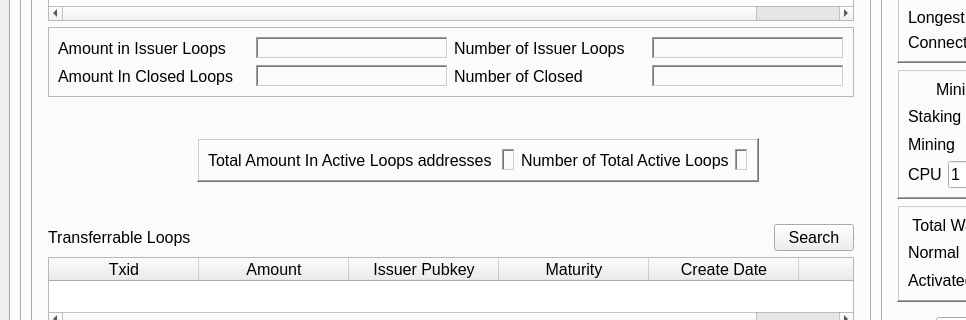
marmarachain/marmara-connector, file src/main/python/qtguidesign.ui: the form before one commit; both pictures show x 0 to 966 and y 267 to 587 of the 1107 by 767 pixel window.
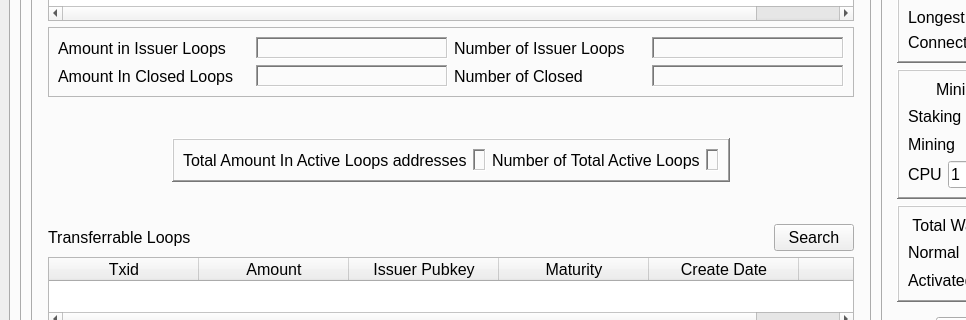
The form after the commit. The open tabs and pages were chosen to show the change. Icons and pictures are not drawn.

Patch:
```diff
--- a/src/main/python/qtguidesign.ui
+++ b/src/main/python/qtguidesign.ui
@@ -4215,19 +4215,6 @@
                     </item>
                    </layout>
                   </item>
-                  <item row="5" column="2">
-                   <spacer name="horizontalSpacer_58">
-                    <property name="orientation">
-                     <enum>Qt::Horizontal</enum>
-                    </property>
-                    <property name="sizeHint" stdset="0">
-                     <size>
-                      <width>40</width>
-                      <height>20</height>
-                     </size>
-                    </property>
-                   </spacer>
-                  </item>
                   <item row="9" column="0" colspan="3">
                    <widget class="QTableWidget" name="transferableloops_tableWidget">
                     <property name="sizePolicy">
@@ -4366,19 +4353,6 @@
                     </item>
                    </layout>
                   </item>
-                  <item row="5" column="0">
-                   <spacer name="horizontalSpacer_55">
-                    <property name="orientation">
-                     <enum>Qt::Horizontal</enum>
-                    </property>
-                    <property name="sizeHint" stdset="0">
-                     <size>
-                      <width>40</width>
-                      <height>20</height>
-                     </size>
-                    </property>
-                   </spacer>
-                  </item>
                   <item row="1" column="0" rowspan="2" colspan="3">
                    <widget class="QTableWidget" name="activeloops_tableWidget">
                     <property name="sizePolicy">
@@ -4473,78 +4447,6 @@
                     </column>
                    </widget>
                   </item>
-                  <item row="5" column="1">
-                   <widget class="QFrame" name="gridFrame_2">
-                    <property name="frameShape">
-                     <enum>QFrame::WinPanel</enum>
-                    </property>
-                    <property name="frameShadow">
-                     <enum>QFrame::Raised</enum>
-                    </property>
-                    <layout class="QGridLayout" name="gridLayout_51">
-                     <item row="0" column="1">
-                      <widget class="QLabel" name="activeloops_total_amount_value_label">
-                       <property name="minimumSize">
-                        <size>
-                         <width>0</width>
-                         <height>0</height>
-                        </size>
-                       </property>
-                       <property name="maximumSize">
-                        <size>
-                         <width>16777215</width>
-                         <height>16777215</height>
-                        </size>
-                       </property>
-                       <property name="font">
-                        <font>
-                         <family>Ubuntu</family>
-                        </font>
-                       </property>
-                       <property name="frameShape">
-                        <enum>QFrame::WinPanel</enum>
-                       </property>
-                       <property name="frameShadow">
-                        <enum>QFrame::Sunken</enum>
-                       </property>
-                       <property name="text">
-                        <string/>
-                       </property>
-                       <property name="textInteractionFlags">
-                        <set>Qt::LinksAccessibleByMouse|Qt::TextSelectableByMouse</set>
-                       </property>
-                      </widget>
-                     </item>
-                     <item row="0" column="0">
-                      <widget class="QLabel" name="activeloops_total_amount_label">
-                       <property name="text">
-                        <string>Total Amount In Active Loops addresses </string>
-                       </property>
-                      </widget>
-                     </item>
-                     <item row="0" column="2">
-                      <widget class="QLabel" name="numberof_total_activeloops_label">
-                       <property name="text">
-                        <string>Number of Total Active Loops</string>
-                       </property>
-                      </widget>
-                     </item>
-                     <item row="0" column="3">
-                      <widget class="QLabel" name="numberof_total_activeloops_label_value">
-                       <property name="frameShape">
-                        <enum>QFrame::WinPanel</enum>
-                       </property>
-                       <property name="frameShadow">
-                        <enum>QFrame::Sunken</enum>
-                       </property>
-                       <property name="text">
-                        <string/>
-                       </property>
-                      </widget>
-                     </item>
-                    </layout>
-                   </widget>
-                  </item>
                   <item row="3" column="0" colspan="3">
                    <widget class="QFrame" name="frame_2">
                     <property name="frameShape">
@@ -4704,6 +4606,108 @@
                     </property>
                    </spacer>
                   </item>
+                  <item row="5" column="0" colspan="3">
+                   <layout class="QGridLayout" name="gridLayout_52">
+                    <item row="0" column="0">
+                     <spacer name="horizontalSpacer_55">
+                      <property name="orientation">
+                       <enum>Qt::Horizontal</enum>
+                      </property>
+                      <property name="sizeHint" stdset="0">
+                       <size>
+                        <width>40</width>
+                        <height>20</height>
+                       </size>
+                      </property>
+                     </spacer>
+                    </item>
+                    <item row="0" column="1">
+                     <widget class="QFrame" name="gridFrame_2">
+                      <property name="frameShape">
+                       <enum>QFrame::WinPanel</enum>
+                      </property>
+                      <property name="frameShadow">
+                       <enum>QFrame::Raised</enum>
+                      </property>
+                      <layout class="QGridLayout" name="gridLayout_51">
+                       <item row="0" column="1">
+                        <widget class="QLabel" name="activeloops_total_amount_value_label">
+                         <property name="minimumSize">
+                          <size>
+                           <width>0</width>
+                           <height>0</height>
+                          </size>
+                         </property>
+                         <property name="maximumSize">
+                          <size>
+                           <width>16777215</width>
+                           <height>16777215</height>
+                          </size>
+                         </property>
+                         <property name="font">
+                          <font>
+                           <family>Ubuntu</family>
+                          </font>
+                         </property>
+                         <property name="frameShape">
+                          <enum>QFrame::WinPanel</enum>
+                         </property>
+                         <property name="frameShadow">
+                          <enum>QFrame::Sunken</enum>
+                         </property>
+                         <property name="text">
+                          <string/>
+                         </property>
+                         <property name="textInteractionFlags">
+                          <set>Qt::LinksAccessibleByMouse|Qt::TextSelectableByMouse</set>
+                         </property>
+                        </widget>
+                       </item>
+                       <item row="0" column="0">
+                        <widget class="QLabel" name="activeloops_total_amount_label">
+                         <property name="text">
+                          <string>Total Amount In Active Loops addresses</string>
+                         </property>
+                        </widget>
+                       </item>
+                       <item row="0" column="2">
+                        <widget class="QLabel" name="numberof_total_activeloops_label">
+                         <property name="text">
+                          <string>Number of Total Active Loops</string>
+                         </property>
+                        </widget>
+                       </item>
+                       <item row="0" column="3">
+                        <widget class="QLabel" name="numberof_total_activeloops_label_value">
+                         <property name="frameShape">
+                          <enum>QFrame::WinPanel</enum>
+                         </property>
+                         <property name="frameShadow">
+                          <enum>QFrame::Sunken</enum>
+                         </property>
+                         <property name="text">
+                          <string/>
+                         </property>
+                        </widget>
+                       </item>
+                      </layout>
+                     </widget>
+                    </item>
+                    <item row="0" column="2">
+                     <spacer name="horizontalSpacer_58">
+                      <property name="orientation">
+                       <enum>Qt::Horizontal</enum>
+                      </property>
+                      <property name="sizeHint" stdset="0">
+                       <size>
+                        <width>40</width>
+                        <height>20</height>
+                       </size>
+                      </property>
+                     </spacer>
+                    </item>
+                   </layout>
+                  </item>
                  </layout>
                 </item>
                 <item row="1" column="0">
```
Left out of the diff: 2 changed lines with no effect on the pictures.
